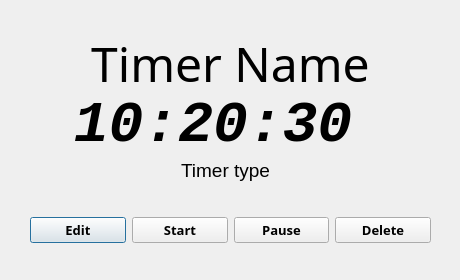
The window that lab2/lab2-qt/showtimer.ui (Megarekrut65/OOP-labs) describes before a commit, drawn with Qt 5.
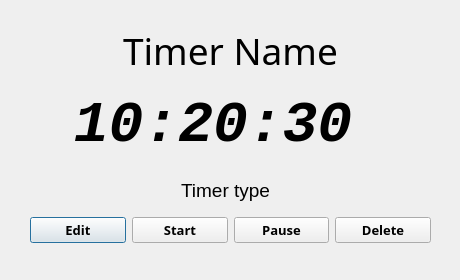
The same window after the commit.

```diff
--- a/lab2/lab2-qt/showtimer.ui
+++ b/lab2/lab2-qt/showtimer.ui
@@ -66,16 +66,16 @@
   <widget class="QLabel" name="lblTimerName">
    <property name="geometry">
     <rect>
-     <x>30</x>
-     <y>30</y>
-     <width>401</width>
-     <height>61</height>
+     <x>0</x>
+     <y>0</y>
+     <width>461</width>
+     <height>101</height>
     </rect>
    </property>
    <property name="font">
     <font>
      <family>Orator Std</family>
-     <pointsize>36</pointsize>
+     <pointsize>28</pointsize>
     </font>
    </property>
    <property name="cursor">
@@ -84,9 +84,18 @@
    <property name="autoFillBackground">
     <bool>false</bool>
    </property>
+   <property name="frameShape">
+    <enum>QFrame::NoFrame</enum>
+   </property>
+   <property name="frameShadow">
+    <enum>QFrame::Plain</enum>
+   </property>
    <property name="text">
     <string>Timer Name</string>
    </property>
+   <property name="textFormat">
+    <enum>Qt::AutoText</enum>
+   </property>
    <property name="scaledContents">
     <bool>false</bool>
    </property>
@@ -94,7 +103,7 @@
     <set>Qt::AlignCenter</set>
    </property>
    <property name="wordWrap">
-    <bool>false</bool>
+    <bool>true</bool>
    </property>
    <property name="margin">
     <number>0</number>
@@ -113,7 +122,7 @@
    <property name="geometry">
     <rect>
      <x>170</x>
-     <y>160</y>
+     <y>180</y>
      <width>111</width>
      <height>21</height>
     </rect>
```
Left out of the diff: 3 changed lines with no effect on the pictures.
